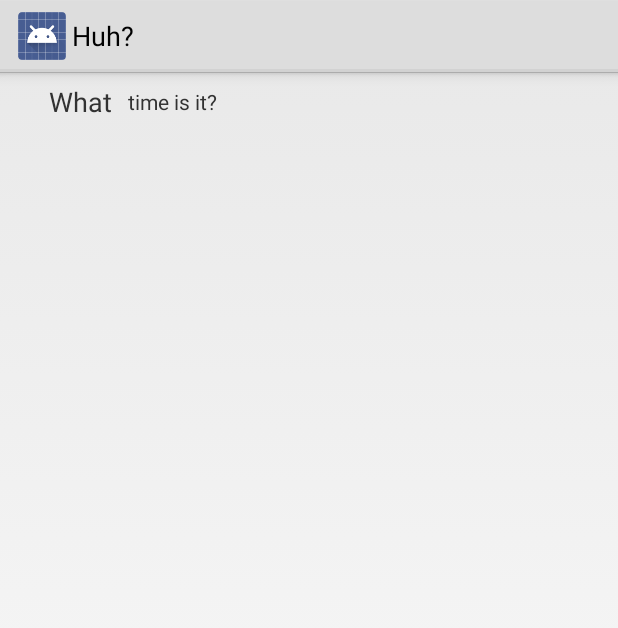
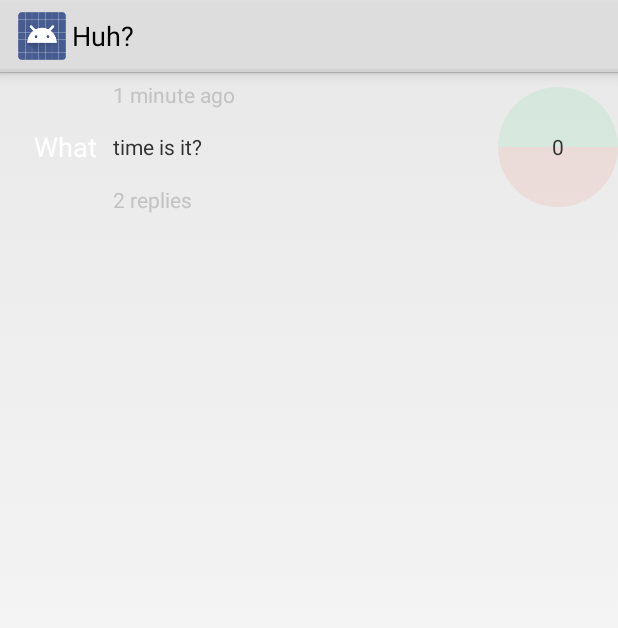
Before and after one commit to igbopie/project-huh-android, an Android app: the layout question_list_item_layout.xml on its own in the app's theme, with its tools: preview values and no code run, on a phone screen of 412 x 824 dp. Shown: the top 628 px of the screen. Run offline under Robolectric (Android 15) with nearby library versions, the light colour scheme and no system bars; network calls fail.

Commit message:
Added voter and more fields

```diff
--- /dev/null
+++ b/app/src/main/java/com/huhapp/android/customview/VoteDownView.java
@@ -0,0 +1,71 @@
+package com.huhapp.android.customview;
+
+import android.content.Context;
+import android.graphics.Canvas;
+import android.graphics.Color;
+import android.graphics.Paint;
+import android.graphics.RectF;
+import android.util.AttributeSet;
+import android.view.View;
+
+/**
+ * Created by igbopie on 4/12/15.
+ */
+public class VoteDownView extends View {
+    Paint paint;
+    float x;
+    float y;
+    float containerWidth;
+    float containerHeight;
+    float radius;
+    float stroke = 10;
+
+    public VoteDownView(Context context) {
+        super(context);
+        init();
+    }
+
+    public VoteDownView(Context context, AttributeSet attrs) {
+        super(context, attrs);
+        init();
+    }
+
+    public void init() {
+
+    }
+
+    @Override
+    protected void onMeasure(int widthMeasureSpec, int heightMeasureSpec) {
+        // Try for a width based on our minimum
+        containerWidth = MeasureSpec.getSize(widthMeasureSpec);
+        containerHeight = MeasureSpec.getSize(heightMeasureSpec);
+        radius =  Math.min(containerWidth / 2, containerHeight);
+        y = containerHeight / 2;
+        x = containerWidth / 2;
+
+        setMeasuredDimension(widthMeasureSpec, heightMeasureSpec);
+    }
+
+    protected void onDraw(Canvas canvas) {
+        super.onDraw(canvas);
+
+        Paint paint = new Paint(Paint.ANTI_ALIAS_FLAG);
+        paint.setStyle(Paint.Style.FILL);
+        //paintUp.setStrokeWidth(stroke);
+        paint.setColor(adjustAlpha(Color.parseColor("#e74c3c"), .1f));
+
+        //canvas.drawCircle(x, y, radius, paint);
+
+        RectF rect = new RectF((containerWidth/2) - radius, -radius, (containerWidth/2) + radius, radius);
+        canvas.drawArc(rect, 0, 180, false, paint);
+
+    }
+
+    public int adjustAlpha(int color, float factor) {
+        int alpha = Math.round(Color.alpha(color) * factor);
+        int red = Color.red(color);
+        int green = Color.green(color);
+        int blue = Color.blue(color);
+        return Color.argb(alpha, red, green, blue);
+    }
+}
--- /dev/null
+++ b/app/src/main/java/com/huhapp/android/customview/VoteUpView.java
@@ -0,0 +1,71 @@
+package com.huhapp.android.customview;
+
+import android.content.Context;
+import android.graphics.Canvas;
+import android.graphics.Color;
+import android.graphics.Paint;
+import android.graphics.RectF;
+import android.util.AttributeSet;
+import android.view.View;
+
+/**
+ * Created by igbopie on 4/12/15.
+ */
+public class VoteUpView extends View {
+    Paint paint;
+    float x;
+    float y;
+    float containerWidth;
+    float containerHeight;
+    float radius;
+    float stroke = 10;
+
+    public VoteUpView(Context context) {
+        super(context);
+        init();
+    }
+
+    public VoteUpView(Context context, AttributeSet attrs) {
+        super(context, attrs);
+        init();
+    }
+
+    public void init() {
+
+    }
+
+    @Override
+    protected void onMeasure(int widthMeasureSpec, int heightMeasureSpec) {
+        // Try for a width based on our minimum
+        containerWidth = MeasureSpec.getSize(widthMeasureSpec);
+        containerHeight = MeasureSpec.getSize(heightMeasureSpec);
+        radius =  Math.min(containerWidth / 2, containerHeight);
+        y = containerHeight / 2;
+        x = containerWidth / 2;
+
+        setMeasuredDimension(widthMeasureSpec, heightMeasureSpec);
+    }
+
+    protected void onDraw(Canvas canvas) {
+        super.onDraw(canvas);
+
+        Paint paintUp = new Paint(Paint.ANTI_ALIAS_FLAG);
+        paintUp.setStyle(Paint.Style.FILL);
+        //paintUp.setStrokeWidth(stroke);
+        paintUp.setColor(adjustAlpha(Color.parseColor("#2ecc71"), .1f)); //#2ecc71
+
+        //canvas.drawCircle(x, y, radius, paint);
+
+        RectF rect = new RectF((containerWidth/2) - radius, containerHeight - radius, (containerWidth/2) + radius, containerHeight + radius);
+        canvas.drawArc(rect, 0, -180, false, paintUp);
+
+    }
+
+    public int adjustAlpha(int color, float factor) {
+        int alpha = Math.round(Color.alpha(color) * factor);
+        int red = Color.red(color);
+        int green = Color.green(color);
+        int blue = Color.blue(color);
+        return Color.argb(alpha, red, green, blue);
+    }
+}
--- a/app/src/main/res/layout/question_list_item_layout.xml
+++ b/app/src/main/res/layout/question_list_item_layout.xml
@@ -1,25 +1,92 @@
 <?xml version="1.0" encoding="utf-8"?>
 
-<LinearLayout xmlns:android="http://schemas.android.com/apk/res/android"
+<RelativeLayout
+    xmlns:android="http://schemas.android.com/apk/res/android"
+    xmlns:custom="http://schemas.android.com/apk/res-auto"
       android:layout_width="match_parent"
-      android:layout_height="40dp"
+      android:layout_height="100dp"
       android:orientation="horizontal"
       android:gravity="center_vertical">
     <TextView
-        android:layout_width="80dp"
-        android:layout_height="match_parent"
+        android:layout_width="70dp"
+        android:layout_height="fill_parent"
         android:id="@+id/qType"
         android:text="What"
         android:gravity="center_vertical|right"
         android:textSize="18sp"
         android:paddingRight="5dp"
+        android:textColor="#fff"
+        />
+
+    <RelativeLayout
+        android:layout_width="fill_parent"
+        android:layout_height="fill_parent"
+        android:layout_toRightOf="@+id/qType"
+        android:layout_toLeftOf="@+id/voter"
+        >
+        <TextView
+            android:layout_width="fill_parent"
+            android:layout_height="wrap_content"
+            android:id="@+id/createdText"
+            android:text="1 minute ago"
+            android:paddingLeft="5dp"
+            android:gravity="center_vertical"
+            android:textColor="#c3c3c3"
+            android:paddingTop="5dp"
             />
         <TextView
-        android:layout_width="wrap_content"
+            android:layout_width="fill_parent"
+            android:layout_height="wrap_content"
+            android:id="@+id/repliesText"
+            android:text="2 replies"
+            android:paddingLeft="5dp"
+            android:gravity="center_vertical"
+            android:layout_alignParentBottom="true"
+            android:textColor="#c3c3c3"
+            android:paddingBottom="5dp"
+            />
+        <TextView
+            android:layout_width="fill_parent"
             android:layout_height="wrap_content"
             android:id="@+id/qText"
             android:text="time is it?"
             android:paddingLeft="5dp"
+            android:gravity="center_vertical"
+            android:layout_below="@id/createdText"
+            android:layout_above="@id/repliesText"
+
+
+            />
+    </RelativeLayout>
+    <RelativeLayout
+        android:id="@+id/voter"
+        android:layout_width="80dp"
+        android:layout_height="80dp"
+        android:layout_alignParentRight="true"
+        android:layout_centerVertical="true"
+
+        >
+        <com.huhapp.android.customview.VoteUpView
+            android:layout_width="match_parent"
+            android:layout_height="40dp"
+            android:id="@+id/voteUp"
            />
 
-</LinearLayout>
+        <com.huhapp.android.customview.VoteDownView
+            android:layout_width="match_parent"
+            android:layout_height="40dp"
+            android:id="@+id/voteDown"
+            android:layout_below="@+id/voteUp"
+            />
+
+        <TextView
+            android:layout_width="match_parent"
+            android:layout_height="match_parent"
+            android:text="0"
+            android:gravity="center"
+            android:id="@+id/voteMeter"/>
+
+
+    </RelativeLayout>
+
+</RelativeLayout>
```
Also changed, not shown: app/src/main/java/com/huhapp/android/customview/Voter.java (added, +76 -0 lines), app/src/main/java/com/huhapp/android/util/DateUtil.java (added, +15 -0 lines), app/src/main/java/com/huhapp/android/util/QuestionListFragment.java (+25 -0 lines), app/src/main/res/values/attrs.xml (added, +10 -0 lines). Lines whose indentation alone changed are shown as unchanged.
